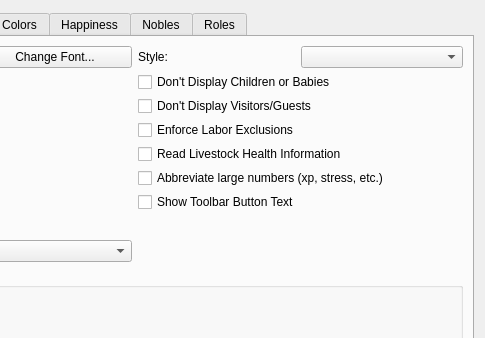
Old version of the form src/optionsmenu.ui in the repository Dwarf-Therapist/Dwarf-Therapist; both pictures show x 271 to 756 and y 0 to 338 of the 756 by 726 pixel window.
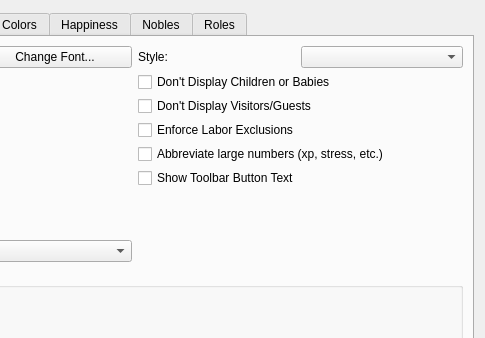
New version of the form. Icons and pictures are not drawn.

Commit message: Remove health info limitations for animals

Diff of the .ui file:
```diff
--- a/src/optionsmenu.ui
+++ b/src/optionsmenu.ui
@@ -126,38 +126,6 @@
            </property>
           </widget>
          </item>
-         <item row="4" column="1">
-          <widget class="QCheckBox" name="cb_animal_health">
-           <property name="sizePolicy">
-            <sizepolicy hsizetype="Expanding" vsizetype="Fixed">
-             <horstretch>0</horstretch>
-             <verstretch>0</verstretch>
-            </sizepolicy>
-           </property>
-           <property name="statusTip">
-            <string>When checked, loads and shows health for livestock. This requires health columns to be added to a view set to show livestock!</string>
-           </property>
-           <property name="text">
-            <string>Read Livestock Health Information</string>
-           </property>
-          </widget>
-         </item>
-         <item row="5" column="1">
-          <widget class="QCheckBox" name="chk_format_numbers">
-           <property name="sizePolicy">
-            <sizepolicy hsizetype="Expanding" vsizetype="Fixed">
-             <horstretch>0</horstretch>
-             <verstretch>0</verstretch>
-            </sizepolicy>
-           </property>
-           <property name="statusTip">
-            <string>Abbreviate large numbers, such as experience and stress. For example this option would replace 100,000 stress with 100k.</string>
-           </property>
-           <property name="text">
-            <string>Abbreviate large numbers (xp, stress, etc.)</string>
-           </property>
-          </widget>
-         </item>
          <item row="5" column="0">
           <widget class="QCheckBox" name="cb_auto_expand">
            <property name="statusTip">
@@ -290,16 +258,6 @@
            </property>
           </widget>
          </item>
-         <item row="6" column="1">
-          <widget class="QCheckBox" name="cb_show_toolbar_text">
-           <property name="statusTip">
-            <string>When checked, shows various information on the toolbar</string>
-           </property>
-           <property name="text">
-            <string>Show Toolbar Button Text</string>
-           </property>
-          </widget>
-         </item>
          <item row="8" column="0">
           <layout class="QHBoxLayout" name="horizontalLayout_12">
            <item>
@@ -354,6 +312,32 @@
            </item>
           </layout>
          </item>
+         <item row="4" column="1">
+          <widget class="QCheckBox" name="chk_format_numbers">
+           <property name="sizePolicy">
+            <sizepolicy hsizetype="Expanding" vsizetype="Fixed">
+             <horstretch>0</horstretch>
+             <verstretch>0</verstretch>
+            </sizepolicy>
+           </property>
+           <property name="statusTip">
+            <string>Abbreviate large numbers, such as experience and stress. For example this option would replace 100,000 stress with 100k.</string>
+           </property>
+           <property name="text">
+            <string>Abbreviate large numbers (xp, stress, etc.)</string>
+           </property>
+          </widget>
+         </item>
+         <item row="5" column="1">
+          <widget class="QCheckBox" name="cb_show_toolbar_text">
+           <property name="statusTip">
+            <string>When checked, shows various information on the toolbar</string>
+           </property>
+           <property name="text">
+            <string>Show Toolbar Button Text</string>
+           </property>
+          </widget>
+         </item>
         </layout>
        </item>
        <item>
```
The commit also changes 4 other files.
